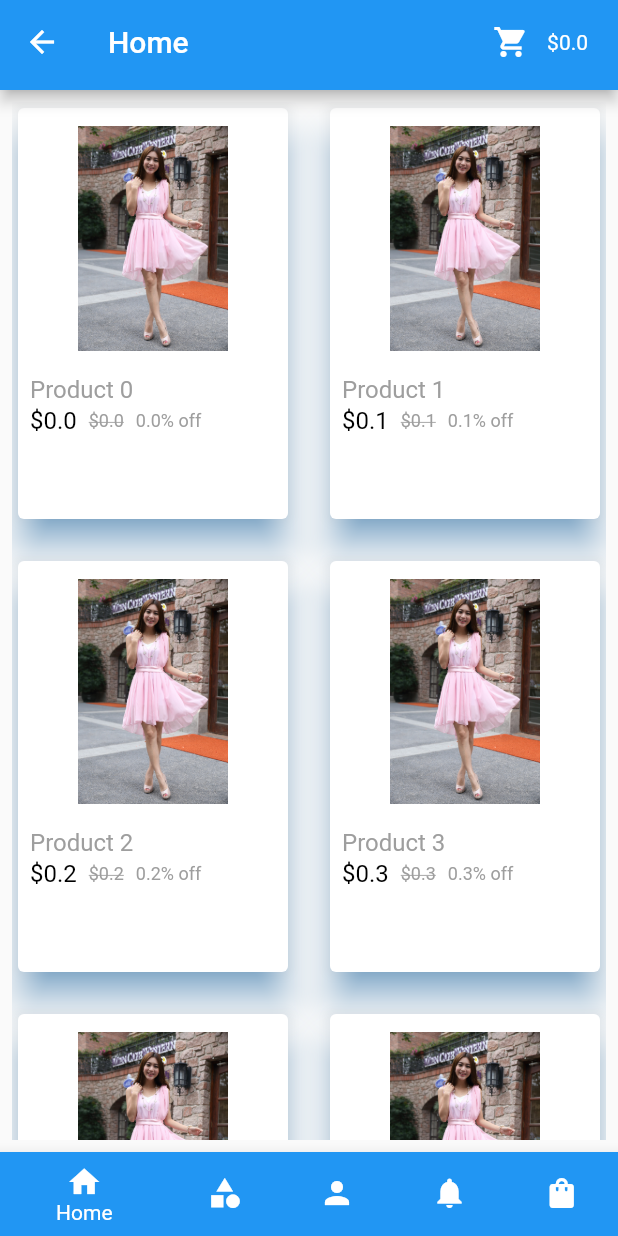
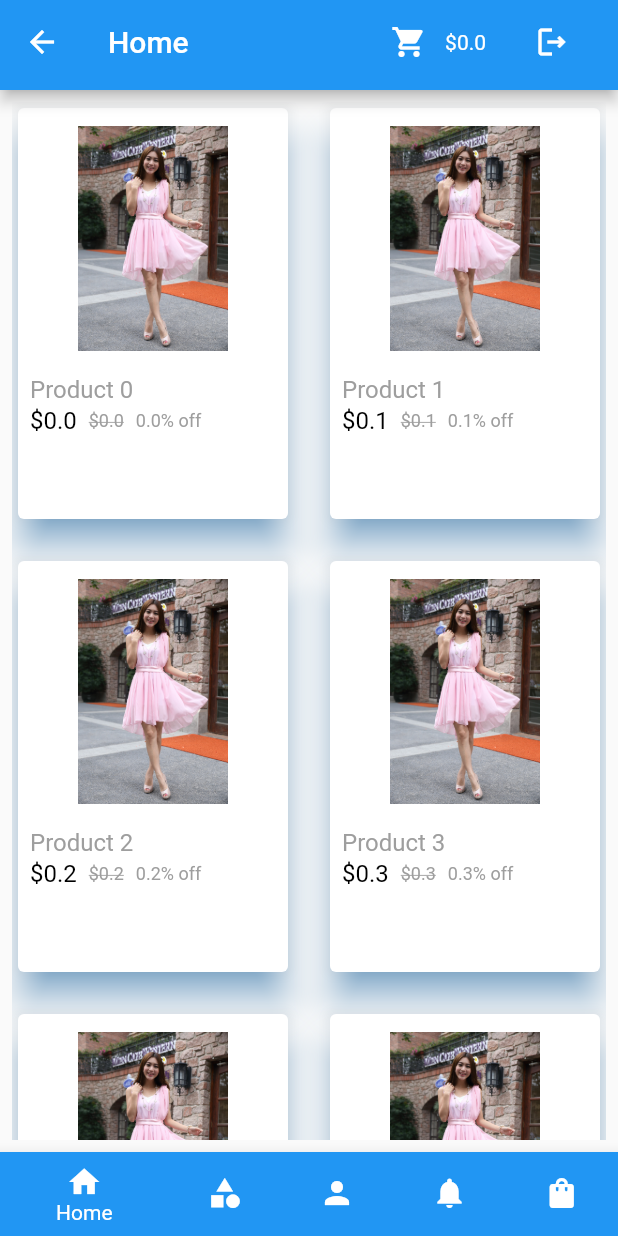
Before and after one commit to ehildingg/ecommerce, a Flutter app: the Home screen opened by its route, on a phone screen of 412 x 824 dp. Run offline on Flutter 3.47's test engine with Material 2 defaults, Android fonts, the phone set to English and light mode, and no system bars; our stand-ins replace bloc, cloud_firestore, firebase_auth, firebase_core, flutter_bloc; accounts and stored records are empty.

Commit message:
Added logout button and state

```diff
--- a/lib/buisness_logic/cubit/bloc/authentication_event.dart
+++ b/lib/buisness_logic/cubit/bloc/authentication_event.dart
@@ -16,3 +16,5 @@ class RegistrationStarted extends AuthenticationEvent {
   final String userPassword;
   const RegistrationStarted(this.userEmail, this.userPassword);
 }
+
+class LogoutStarted extends AuthenticationEvent {}
--- a/lib/buisness_logic/cubit/bloc/authentication_state.dart
+++ b/lib/buisness_logic/cubit/bloc/authentication_state.dart
@@ -49,3 +49,5 @@ class UserException implements Exception {
 }
 
 class Authenticated extends AuthenticationState {}
+
+class UnAuthenticated extends AuthenticationState {}
--- a/lib/data/repositories/user_repository.dart
+++ b/lib/data/repositories/user_repository.dart
@@ -29,4 +29,8 @@ class UserRepository {
       await cartRepository.createCartById(user.currentUser!.uid);
     }
   }
+
+  Future<void> logoutUser() async {
+    await FirebaseAuth.instance.signOut();
+  }
 }
--- a/lib/presentation/screens/home_page.dart
+++ b/lib/presentation/screens/home_page.dart
@@ -1,5 +1,8 @@
+import 'package:ecommerce/presentation/screens/login_page.dart';
 import 'package:flutter/material.dart';
+import 'package:flutter_bloc/flutter_bloc.dart';
 
+import '../../buisness_logic/cubit/bloc/authentication_bloc.dart';
 import '../widget/details_item.dart';
 import '../../data/dummy_data.dart';
 import '../widget/global_app_bar.dart';
@@ -13,7 +16,13 @@ class Home extends StatelessWidget {
   Widget build(BuildContext context) {
     return Scaffold(
       appBar: const GlobalAppBar('Home'),
-      body: Padding(
+      body: BlocListener<AuthenticationBloc, AuthenticationState>(
+        listener: (context, state) {
+          if (state is UnAuthenticated) {
+            navigateToLogin(context);
+          }
+        },
+        child: Padding(
           padding: const EdgeInsets.all(8),
           child: GridView.builder(
             gridDelegate: const SliverGridDelegateWithMaxCrossAxisExtent(
@@ -26,6 +35,7 @@ class Home extends StatelessWidget {
             itemBuilder: (context, index) {
               return DetailsItem(index);
             },
+          ),
         ),
       ),
       bottomNavigationBar: _buildBottomNavigationBar(),
@@ -53,4 +63,8 @@ class Home extends StatelessWidget {
       ],
     );
   }
+
+  void navigateToLogin(BuildContext context) {
+    Navigator.of(context).pushNamed(LoginPage.routeName);
   }
+}
--- a/lib/presentation/widget/global_app_bar.dart
+++ b/lib/presentation/widget/global_app_bar.dart
@@ -1,9 +1,11 @@
 import 'package:ecommerce/presentation/screens/cart_page.dart';
 
+import '../../buisness_logic/cubit/bloc/authentication_bloc.dart';
 import '../../buisness_logic/cubit/cart_cubit.dart';
 
 import 'package:flutter/material.dart';
 import 'package:flutter_bloc/flutter_bloc.dart';
+import 'package:firebase_auth/firebase_auth.dart';
 
 class GlobalAppBar extends StatelessWidget implements PreferredSizeWidget {
   final String title;
@@ -34,7 +36,12 @@ class GlobalAppBar extends StatelessWidget implements PreferredSizeWidget {
                 builder: (context, state) {
                   return Text('\$${state.cart.valueGetter}');
                 },
-              )
+              ),
+              const SizedBox(width: 20),
+              IconButton(
+                  onPressed: () =>
+                      context.read<AuthenticationBloc>().add(LogoutStarted()),
+                  icon: const Icon(Icons.logout_outlined)),
             ],
           ),
         ),
```
Also changed, not shown: lib/buisness_logic/cubit/bloc/authentication_bloc.dart (+15 -0 lines), lib/main.dart (+7 -10 lines). Lines whose indentation alone changed are shown as unchanged.
